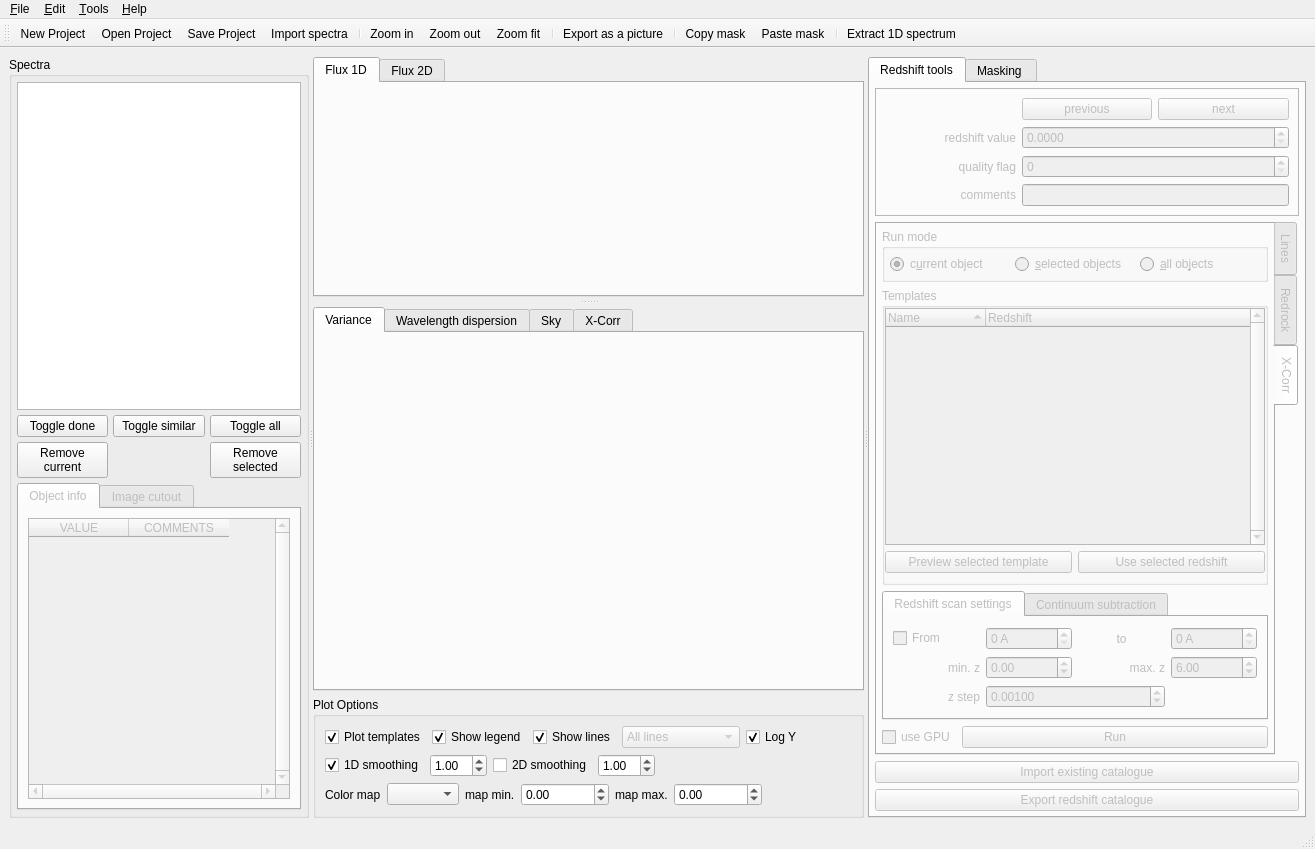
This is src/redmost/ui/main_window.ui in mauritiusdadd/redmost as Qt 5 draws it before an edit. The edited form follows.
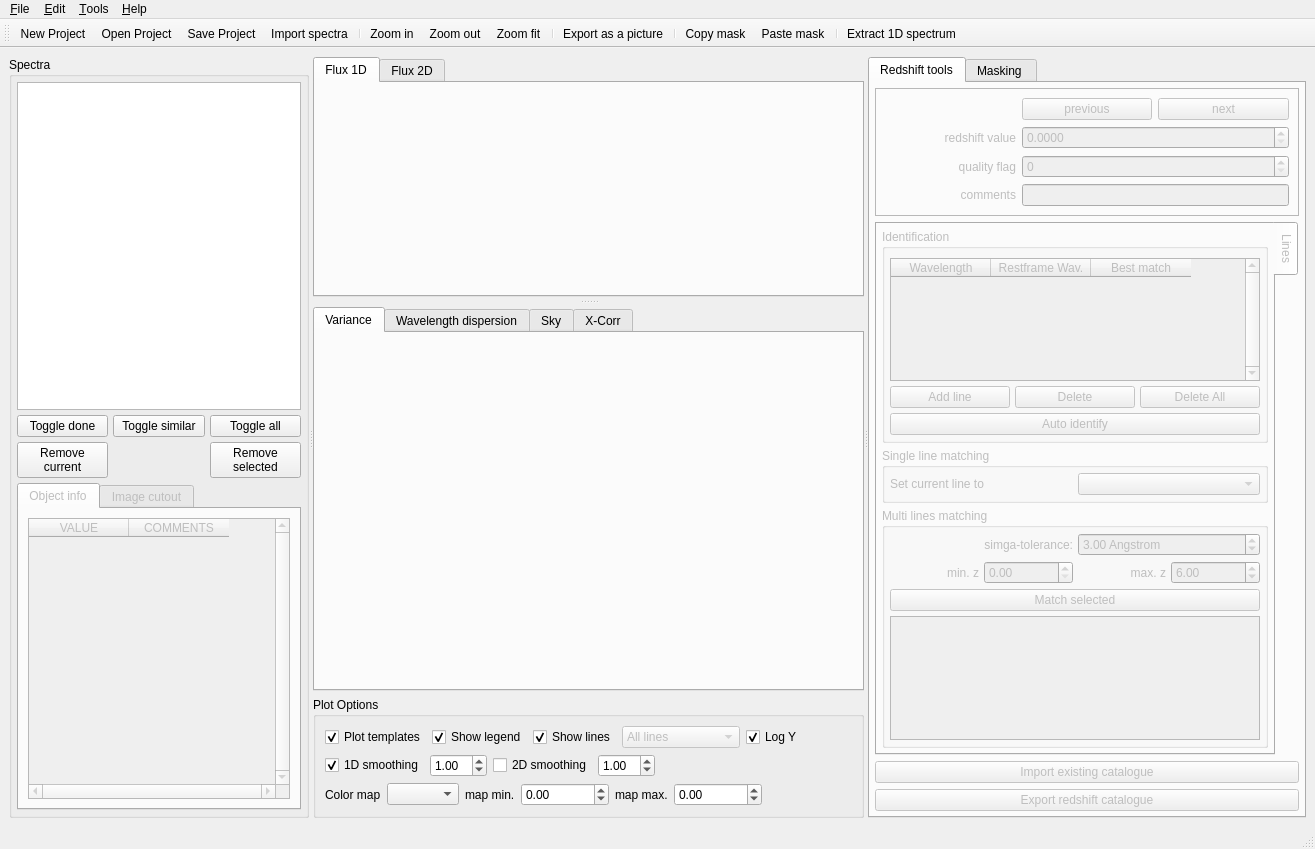
This is the edited form. Icons and pictures are not drawn.

```diff
--- a/src/redmost/ui/main_window.ui
+++ b/src/redmost/ui/main_window.ui
@@ -1042,524 +1042,6 @@
              </item>
             </layout>
            </widget>
-           <widget class="QWidget" name="tab_rr">
-            <attribute name="title">
-             <string>Redrock</string>
-            </attribute>
-            <layout class="QVBoxLayout" name="verticalLayout_7">
-             <property name="spacing">
-              <number>5</number>
-             </property>
-             <property name="leftMargin">
-              <number>5</number>
-             </property>
-             <property name="topMargin">
-              <number>5</number>
-             </property>
-             <property name="rightMargin">
-              <number>5</number>
-             </property>
-             <property name="bottomMargin">
-              <number>5</number>
-             </property>
-             <item>
-              <widget class="QGroupBox" name="group_box_5">
-               <property name="title">
-                <string>Run mode</string>
-               </property>
-               <layout class="QHBoxLayout" name="horizontalLayout_5">
-                <property name="spacing">
-                 <number>5</number>
-                </property>
-                <property name="leftMargin">
-                 <number>5</number>
-                </property>
-                <property name="topMargin">
-                 <number>5</number>
-                </property>
-                <property name="rightMargin">
-                 <number>5</number>
-                </property>
-                <property name="bottomMargin">
-                 <number>5</number>
-                </property>
-                <item>
-                 <widget class="QRadioButton" name="redrock_current_radio">
-                  <property name="text">
-                   <string>c&amp;urrent object</string>
-                  </property>
-                  <property name="checked">
-                   <bool>true</bool>
-                  </property>
-                 </widget>
-                </item>
-                <item>
-                 <widget class="QRadioButton" name="redrock_selected_radio">
-                  <property name="text">
-                   <string>&amp;selected objects</string>
-                  </property>
-                 </widget>
-                </item>
-                <item>
-                 <widget class="QRadioButton" name="redrock_all_radio">
-                  <property name="text">
-                   <string>&amp;all objects</string>
-                  </property>
-                  <property name="checked">
-                   <bool>false</bool>
-                  </property>
-                 </widget>
-                </item>
-               </layout>
-              </widget>
-             </item>
-             <item>
-              <widget class="QGroupBox" name="group_box_6">
-               <property name="title">
-                <string>Status</string>
-               </property>
-               <layout class="QVBoxLayout" name="verticalLayout_9">
-                <property name="spacing">
-                 <number>5</number>
-                </property>
-                <property name="leftMargin">
-                 <number>5</number>
-                </property>
-                <property name="topMargin">
-                 <number>5</number>
-                </property>
-                <property name="rightMargin">
-                 <number>5</number>
-                </property>
-                <property name="bottomMargin">
-                 <number>5</number>
-                </property>
-                <item>
-                 <widget class="QTextEdit" name="redrock_text_edit">
-                  <property name="verticalScrollBarPolicy">
-                   <enum>Qt::ScrollBarPolicy::ScrollBarAlwaysOn</enum>
-                  </property>
-                  <property name="horizontalScrollBarPolicy">
-                   <enum>Qt::ScrollBarPolicy::ScrollBarAlwaysOn</enum>
-                  </property>
-                  <property name="undoRedoEnabled">
-                   <bool>false</bool>
-                  </property>
-                  <property name="lineWrapMode">
-                   <enum>QTextEdit::LineWrapMode::NoWrap</enum>
-                  </property>
-                  <property name="readOnly">
-                   <bool>true</bool>
-                  </property>
-                  <property name="markdown">
-                   <string notr="true"/>
-                  </property>
-                  <property name="html">
-                   <string notr="true">&lt;!DOCTYPE HTML PUBLIC &quot;-//W3C//DTD HTML 4.0//EN&quot; &quot;http://www.w3.org/TR/REC-html40/strict.dtd&quot;&gt;
-&lt;html&gt;&lt;head&gt;&lt;meta name=&quot;qrichtext&quot; content=&quot;1&quot; /&gt;&lt;meta charset=&quot;utf-8&quot; /&gt;&lt;style type=&quot;text/css&quot;&gt;
-p, li { white-space: pre-wrap; }
-hr { height: 1px; border-width: 0; }
-li.unchecked::marker { content: &quot;\2610&quot;; }
-li.checked::marker { content: &quot;\2612&quot;; }
-&lt;/style&gt;&lt;/head&gt;&lt;body style=&quot; font-family:'Noto Sans'; font-size:10pt; font-weight:400; font-style:normal;&quot;&gt;
-&lt;p style=&quot;-qt-paragraph-type:empty; margin-top:0px; margin-bottom:0px; margin-left:0px; margin-right:0px; -qt-block-indent:0; text-indent:0px;&quot;&gt;&lt;br /&gt;&lt;/p&gt;&lt;/body&gt;&lt;/html&gt;</string>
-                  </property>
-                  <property name="placeholderText">
-                   <string notr="true"/>
-                  </property>
-                 </widget>
-                </item>
-               </layout>
-              </widget>
-             </item>
-             <item>
-              <widget class="QPushButton" name="redrock_run_button">
-               <property name="text">
-                <string>Run</string>
-               </property>
-              </widget>
-             </item>
-            </layout>
-           </widget>
-           <widget class="QWidget" name="tab_xcorr">
-            <attribute name="title">
-             <string>X-Corr</string>
-            </attribute>
-            <layout class="QVBoxLayout" name="verticalLayout_2">
-             <property name="leftMargin">
-              <number>5</number>
-             </property>
-             <property name="topMargin">
-              <number>5</number>
-             </property>
-             <property name="rightMargin">
-              <number>5</number>
-             </property>
-             <property name="bottomMargin">
-              <number>5</number>
-             </property>
-             <item>
-              <widget class="QGroupBox" name="group_box_8">
-               <property name="title">
-                <string>Run mode</string>
-               </property>
-               <layout class="QHBoxLayout" name="horizontalLayout_4">
-                <property name="spacing">
-                 <number>5</number>
-                </property>
-                <property name="leftMargin">
-                 <number>5</number>
-                </property>
-                <property name="topMargin">
-                 <number>5</number>
-                </property>
-                <property name="rightMargin">
-                 <number>5</number>
-                </property>
-                <property name="bottomMargin">
-                 <number>5</number>
-                </property>
-                <item>
-                 <widget class="QRadioButton" name="xcorr_current_radio">
-                  <property name="text">
-                   <string>c&amp;urrent object</string>
-                  </property>
-                  <property name="checked">
-                   <bool>true</bool>
-                  </property>
-                 </widget>
-                </item>
-                <item>
-                 <widget class="QRadioButton" name="xcorr_selected_radio">
-                  <property name="text">
-                   <string>&amp;selected objects</string>
-                  </property>
-                 </widget>
-                </item>
-                <item>
-                 <widget class="QRadioButton" name="xcorr_all_radio">
-                  <property name="text">
-                   <string>&amp;all ob&amp;jects</string>
-                  </property>
-                  <property name="checked">
-                   <bool>false</bool>
-                  </property>
-                 </widget>
-                </item>
-               </layout>
-              </widget>
-             </item>
-             <item>
-              <widget class="QGroupBox" name="groupBox">
-               <property name="title">
-                <string>Templates</string>
-               </property>
-               <layout class="QVBoxLayout" name="verticalLayout_10">
-                <property name="leftMargin">
-                 <number>0</number>
-                </property>
-                <property name="topMargin">
-                 <number>0</number>
-                </property>
-                <property name="rightMargin">
-                 <number>0</number>
-                </property>
-                <item>
-                 <widget class="QTreeWidget" name="xcorr_templates_tree_widget">
-                  <property name="mouseTracking">
-                   <bool>true</bool>
-                  </property>
-                  <property name="contextMenuPolicy">
-                   <enum>Qt::ContextMenuPolicy::DefaultContextMenu</enum>
-                  </property>
-                  <property name="verticalScrollBarPolicy">
-                   <enum>Qt::ScrollBarPolicy::ScrollBarAlwaysOn</enum>
-                  </property>
-                  <property name="sortingEnabled">
-                   <bool>true</bool>
-                  </property>
-                  <column>
-                   <property name="text">
-                    <string>Name</string>
-                   </property>
-                  </column>
-                  <column>
-                   <property name="text">
-                    <string>Redshift</string>
-                   </property>
-                  </column>
-                 </widget>
-                </item>
-                <item>
-                 <layout class="QHBoxLayout" name="horizontalLayout_3">
-                  <item>
-                   <widget class="QPushButton" name="xcorr_preview_button">
-                    <property name="text">
-                     <string>Preview selected template</string>
-                    </property>
-                   </widget>
-                  </item>
-                  <item>
-                   <widget class="QPushButton" name="xcorr_use_z_button">
-                    <property name="text">
-                     <string>Use selected redshift</string>
-                    </property>
-                   </widget>
-                  </item>
-                 </layout>
-                </item>
-               </layout>
-              </widget>
-             </item>
-             <item>
-              <widget class="QTabWidget" name="xcorr_options_tab_widget">
-               <property name="sizePolicy">
-                <sizepolicy hsizetype="Expanding" vsizetype="Minimum">
-                 <horstretch>0</horstretch>
-                 <verstretch>0</verstretch>
-                </sizepolicy>
-               </property>
-               <property name="currentIndex">
-                <number>0</number>
-               </property>
-               <widget class="QWidget" name="xcorr_redshift_scan_tab">
-                <attribute name="title">
-                 <string>Redshift scan settings</string>
-                </attribute>
-                <layout class="QVBoxLayout" name="verticalLayout_13">
-                 <item>
-                  <layout class="QGridLayout" name="gridLayout_3">
-                   <item row="1" column="3">
-                    <widget class="QDoubleSpinBox" name="xcorr_z_max_dspinbox">
-                     <property name="value">
-                      <double>6.000000000000000</double>
-                     </property>
-                    </widget>
-                   </item>
-                   <item row="1" column="0">
-                    <widget class="QLabel" name="label_7">
-                     <property name="text">
-                      <string>min. z</string>
-                     </property>
-                     <property name="alignment">
-                      <set>Qt::AlignmentFlag::AlignRight|Qt::AlignmentFlag::AlignTrailing|Qt::AlignmentFlag::AlignVCenter</set>
-                     </property>
-                    </widget>
-                   </item>
-                   <item row="1" column="2">
-                    <widget class="QLabel" name="label_8">
-                     <property name="text">
-                      <string>max. z</string>
-                     </property>
-                     <property name="alignment">
-                      <set>Qt::AlignmentFlag::AlignRight|Qt::AlignmentFlag::AlignTrailing|Qt::AlignmentFlag::AlignVCenter</set>
-                     </property>
-                    </widget>
-                   </item>
-                   <item row="2" column="1" colspan="2">
-                    <widget class="QDoubleSpinBox" name="xcorr_z_step_dspinbox">
-                     <property name="decimals">
-                      <number>5</number>
-                     </property>
-                     <property name="maximum">
-                      <double>5.000000000000000</double>
-                     </property>
-                     <property name="singleStep">
-                      <double>0.000100000000000</double>
-                     </property>
-                     <property name="value">
-                      <double>0.001000000000000</double>
-                     </property>
-                    </widget>
-                   </item>
-                   <item row="1" column="1">
-                    <widget class="QDoubleSpinBox" name="xcorr_z_min_dspinbox">
-                     <property name="minimum">
-                      <double>-0.100000000000000</double>
-                     </property>
-                     <property name="maximum">
-                      <double>999.000000000000000</double>
-                     </property>
-                     <property name="singleStep">
-                      <double>0.001000000000000</double>
-                     </property>
-                    </widget>
-                   </item>
-                   <item row="2" column="0">
-                    <widget class="QLabel" name="label_9">
-                     <property name="text">
-                      <string>z step</string>
-                     </property>
-                     <property name="alignment">
-                      <set>Qt::AlignmentFlag::AlignRight|Qt::AlignmentFlag::AlignTrailing|Qt::AlignmentFlag::AlignVCenter</set>
-                     </property>
-                    </widget>
-                   </item>
-                   <item row="0" column="0">
-                    <widget class="QCheckBox" name="xcorr_wrange_checkbox">
-                     <property name="text">
-                      <string>From</string>
-                     </property>
-                    </widget>
-                   </item>
-                   <item row="0" column="2">
-                    <widget class="QLabel" name="label_11">
-                     <property name="enabled">
-                      <bool>false</bool>
-                     </property>
-                     <property name="text">
-                      <string>to</string>
-                     </property>
-                     <property name="alignment">
-                      <set>Qt::AlignmentFlag::AlignCenter</set>
-                     </property>
-                    </widget>
-                   </item>
-                   <item row="0" column="1">
-                    <widget class="QSpinBox" name="xcorr_wav_min_spinbox">
-                     <property name="enabled">
-                      <bool>false</bool>
-                     </property>
-                     <property name="suffix">
-                      <string> A</string>
-                     </property>
-                     <property name="maximum">
-                      <number>999999</number>
-                     </property>
-                    </widget>
-                   </item>
-                   <item row="0" column="3">
-                    <widget class="QSpinBox" name="xcorr_wav_max_spinbox">
-                     <property name="enabled">
-                      <bool>false</bool>
-                     </property>
-                     <property name="suffix">
-                      <string> A</string>
-                     </property>
-                     <property name="maximum">
-                      <number>999999</number>
-                     </property>
-                    </widget>
-                   </item>
-                  </layout>
-                 </item>
-                </layout>
-               </widget>
-               <widget class="QWidget" name="xcorr_continuum_tab">
-                <attribute name="title">
-                 <string>Continuum subtraction</string>
-                </attribute>
-                <layout class="QVBoxLayout" name="verticalLayout_16">
-                 <item>
-                  <layout class="QGridLayout" name="gridLayout_10">
-                   <item row="2" column="3">
-                    <widget class="QDoubleSpinBox" name="xcorr_csub_fft_sigma_dspinbox">
-                     <property name="value">
-                      <double>2.000000000000000</double>
-                     </property>
-                    </widget>
-                   </item>
-                   <item row="2" column="2">
-                    <widget class="QLabel" name="label_24">
-                     <property name="text">
-                      <string>FFT sigma</string>
-                     </property>
-                    </widget>
-                   </item>
-                   <item row="2" column="0">
-                    <widget class="QLabel" name="label_23">
-                     <property name="text">
-                      <string>Chebyshev order</string>
-                     </property>
-                    </widget>
-                   </item>
-                   <item row="2" column="1">
-                    <widget class="QSpinBox" name="xcorr_csub_chebyshev_order_spinbox">
-                     <property name="value">
-                      <number>5</number>
-                     </property>
-                    </widget>
-                   </item>
-                   <item row="0" column="0">
-                    <widget class="QLabel" name="label_22">
-                     <property name="text">
-                      <string>mode</string>
-                     </property>
-                    </widget>
-                   </item>
-                   <item row="0" column="1" colspan="3">
-                    <widget class="QComboBox" name="xcorr_csub_combobox">
-                     <property name="sizePolicy">
-                      <sizepolicy hsizetype="MinimumExpanding" vsizetype="Fixed">
-                       <horstretch>0</horstretch>
-                       <verstretch>0</verstretch>
-                      </sizepolicy>
-                     </property>
-                     <property name="currentIndex">
-                      <number>1</number>
-                     </property>
-                     <item>
-                      <property name="text">
-                       <string>No</string>
-                      </property>
-                     </item>
-                     <item>
-                      <property name="text">
-                       <string>Chebyshev pylinomial</string>
-                      </property>
-                     </item>
-                     <item>
-                      <property name="text">
-                       <string>FFT smoothing</string>
-                      </property>
-                     </item>
-                    </widget>
-                   </item>
-                   <item row="5" column="2" colspan="2">
-                    <widget class="QCheckBox" name="xcorr_csub_preview_checkbox">
-                     <property name="text">
-                      <string>Preview on current spec.</string>
-                     </property>
-                     <property name="checked">
-                      <bool>true</bool>
-                     </property>
-                    </widget>
-                   </item>
-                  </layout>
-                 </item>
-                </layout>
-               </widget>
-              </widget>
-             </item>
-             <item>
-              <layout class="QHBoxLayout" name="horizontalLayout">
-               <item>
-                <widget class="QCheckBox" name="xcorr_gpu_checkbox">
-                 <property name="text">
-                  <string>use GPU</string>
-                 </property>
-                 <property name="checked">
-                  <bool>false</bool>
-                 </property>
-                </widget>
-               </item>
-               <item>
-                <widget class="QPushButton" name="xcorr_run_button">
-                 <property name="sizePolicy">
-                  <sizepolicy hsizetype="Expanding" vsizetype="Fixed">
-                   <horstretch>0</horstretch>
-                   <verstretch>0</verstretch>
-                  </sizepolicy>
-                 </property>
-                 <property name="text">
-                  <string>Run</string>
-                 </property>
-                </widget>
-               </item>
-              </layout>
-             </item>
-            </layout>
-           </widget>
           </widget>
          </item>
          <item>
```
Left out of the diff: 32 changed lines with no effect on the pictures.
